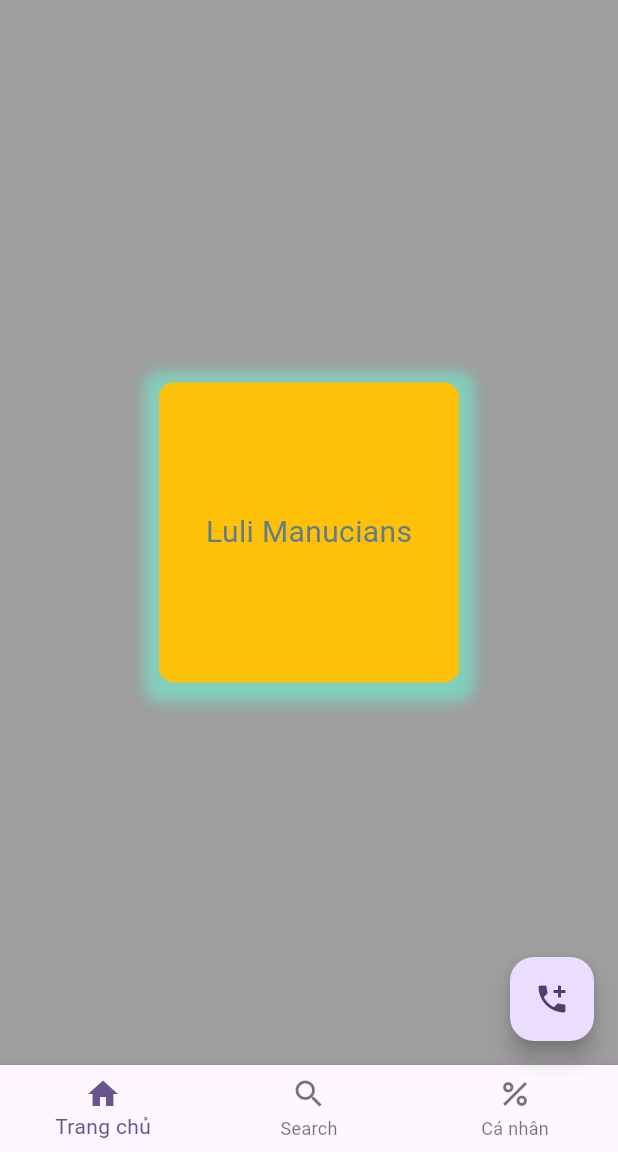
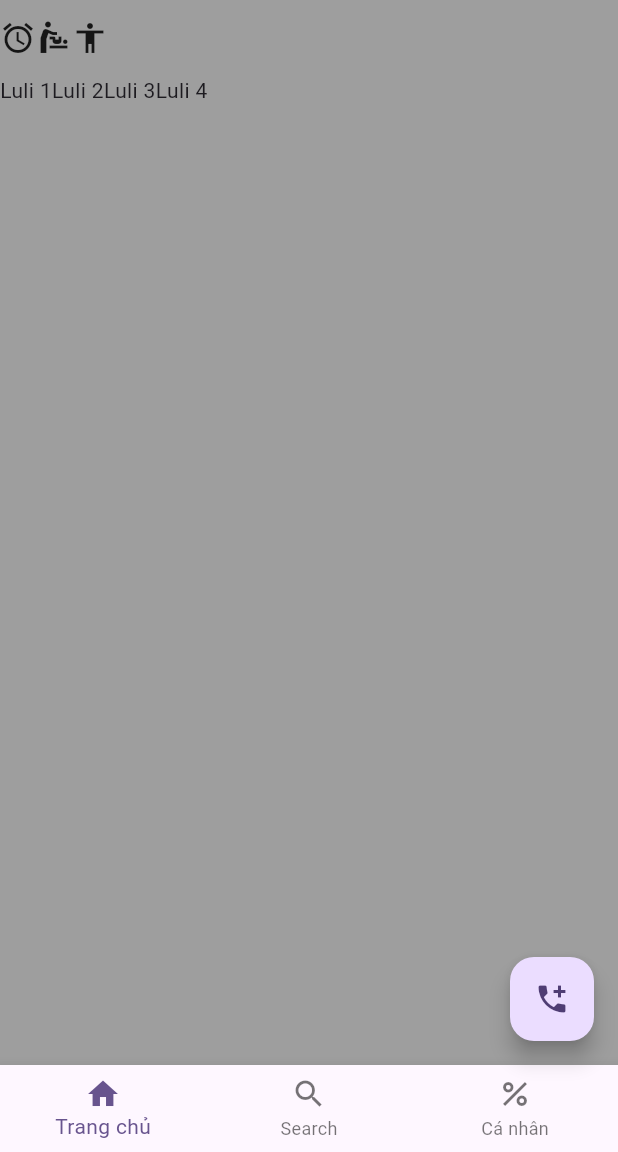
Before and after one commit to Do2304/learn-Flutter-titv, a Flutter app: the screen it shows after launch, on a phone screen of 412 x 824 dp, the part 84-1236 px from its top. Run offline on Flutter 3.47's test engine with Material 3 defaults, Android fonts, the phone set to English and light mode, and no system bars.

Commit message:
learn colume and row

```diff
--- a/lib/main.dart
+++ b/lib/main.dart
@@ -3,6 +3,7 @@
 import 'myAppBar.dart';
 import 'myText.dart';
 import 'myContainer.dart';
+import 'myColumnAndRow.dart';
 
 void main() {
   runApp(const MyApp());
@@ -19,7 +20,7 @@
       theme: ThemeData(
         colorScheme: ColorScheme.fromSeed(seedColor: Colors.deepPurple),
       ),
-      home: myContainer(),
+      home: myColumnAndRow(),
     );
   }
 }
--- /dev/null
+++ b/lib/myColumnAndRow.dart
@@ -0,0 +1,75 @@
+import 'package:flutter/material.dart';
+
+class myColumnAndRow extends StatelessWidget {
+  const myColumnAndRow({super.key});
+
+  @override
+  Widget build(BuildContext context) {
+    return Scaffold(
+      appBar: AppBar(
+        title: Text("learn flutter"),
+        backgroundColor: Colors.blue,
+        elevation: 4,
+        actions: [
+          IconButton(
+            onPressed: () {
+              print("b1");
+            },
+            icon: Icon(Icons.search),
+          ),
+          IconButton(
+            onPressed: () {
+              print("b2");
+            },
+            icon: Icon(Icons.abc),
+          ),
+          IconButton(
+            onPressed: () {
+              print("b3");
+            },
+            icon: Icon(Icons.more_vert_outlined),
+          ),
+        ],
+      ),
+      backgroundColor: Colors.grey,
+
+      body: Center(
+        // learn Column
+        child: Column(
+          children: [
+            Row(
+              children: [
+                const SizedBox(height: 50),
+                const Icon(Icons.access_alarm),
+                const Icon(Icons.baby_changing_station),
+                const Icon(Icons.accessibility_outlined),
+              ],
+            ),
+            Row(
+              children: [
+                Text("Luli 1"),
+                Text("Luli 2"),
+                Text("Luli 3"),
+                Text("Luli 4"),
+              ],
+            ),
+          ],
+        ),
+      ),
+
+      floatingActionButton: FloatingActionButton(
+        onPressed: () {
+          print("Pressed");
+        },
+        child: const Icon(Icons.add_ic_call),
+      ),
+      bottomNavigationBar: BottomNavigationBar(
+        items: [
+          BottomNavigationBarItem(icon: Icon(Icons.home), label: "Trang chủ"),
+          BottomNavigationBarItem(icon: Icon(Icons.search), label: "Search"),
+          BottomNavigationBarItem(icon: Icon(Icons.percent), label: "Cá nhân"),
+        ],
+      ),
+    );
+  }
+}
```
